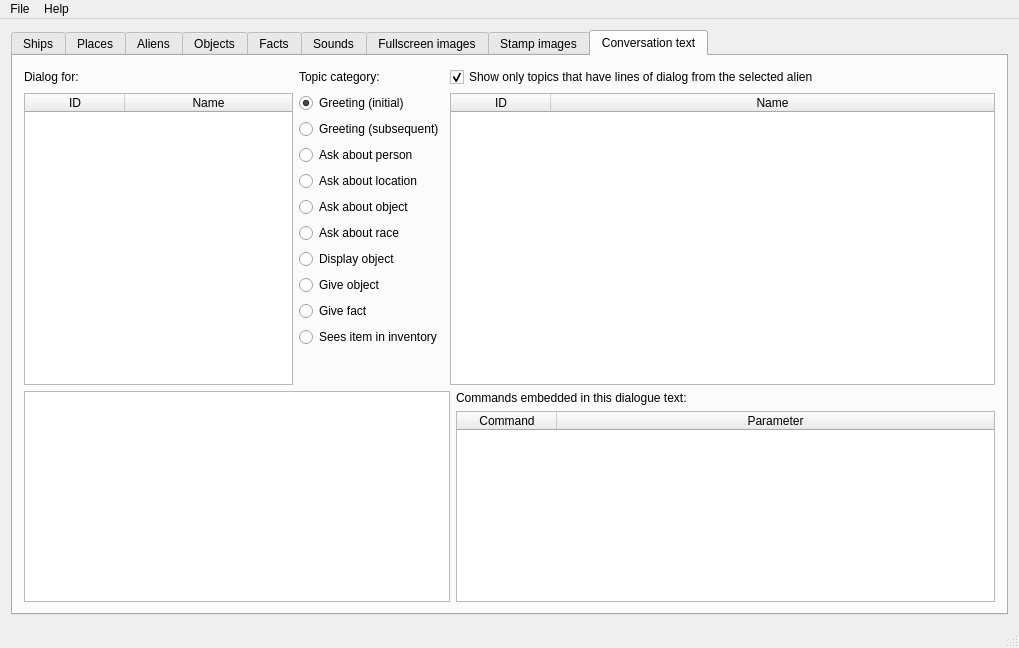
colinbourassa/nomad-resource-explorer, file mainwindow.ui: the form before one commit.
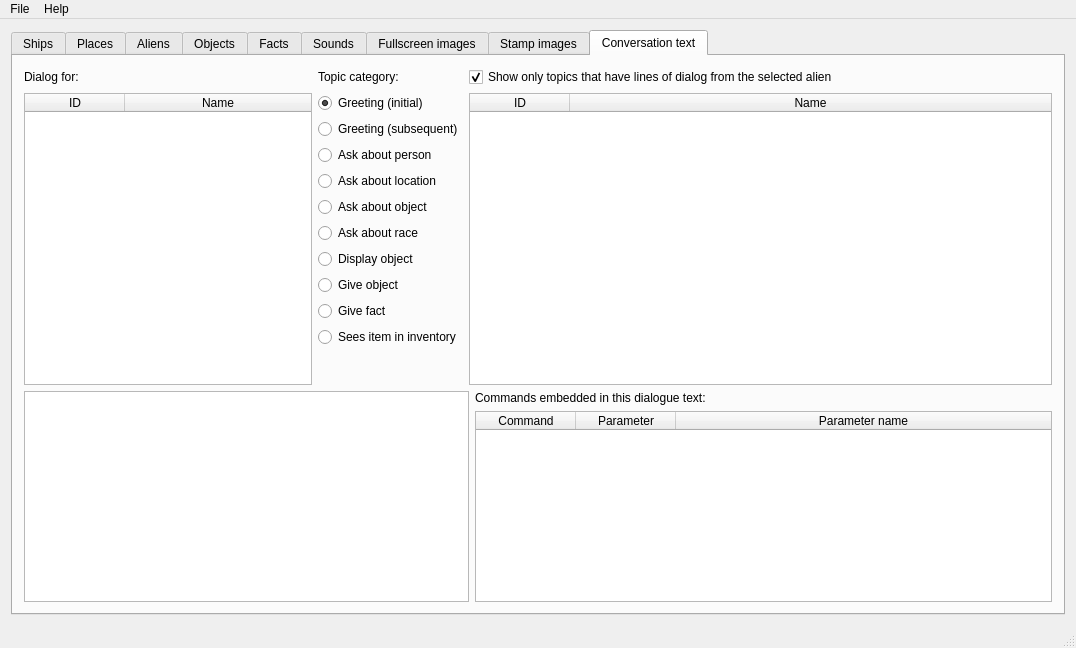
The form after the commit. The open tabs and pages were chosen to show the change.

Diff of the .ui file:
```diff
--- a/mainwindow.ui
+++ b/mainwindow.ui
@@ -6,7 +6,7 @@
    <rect>
     <x>0</x>
     <y>0</y>
-    <width>1019</width>
+    <width>1076</width>
     <height>648</height>
    </rect>
   </property>
@@ -971,6 +971,12 @@
        <layout class="QGridLayout" name="gridLayout_4" columnstretch="1,0,0,2">
         <item row="13" column="3">
          <widget class="QTableWidget" name="m_convCommandList">
+          <property name="horizontalScrollBarPolicy">
+           <enum>Qt::ScrollBarAlwaysOff</enum>
+          </property>
+          <property name="editTriggers">
+           <set>QAbstractItemView::NoEditTriggers</set>
+          </property>
           <property name="selectionMode">
            <enum>QAbstractItemView::NoSelection</enum>
           </property>
@@ -993,6 +999,11 @@
             <string>Parameter</string>
            </property>
           </column>
+          <column>
+           <property name="text">
+            <string>Parameter name</string>
+           </property>
+          </column>
          </widget>
         </item>
         <item row="0" column="2" colspan="2">
@@ -1251,7 +1262,7 @@
     <rect>
      <x>0</x>
      <y>0</y>
-     <width>1019</width>
+     <width>1076</width>
      <height>20</height>
     </rect>
    </property>
```
Left out of the diff: 12 changed lines with no effect on the pictures.
